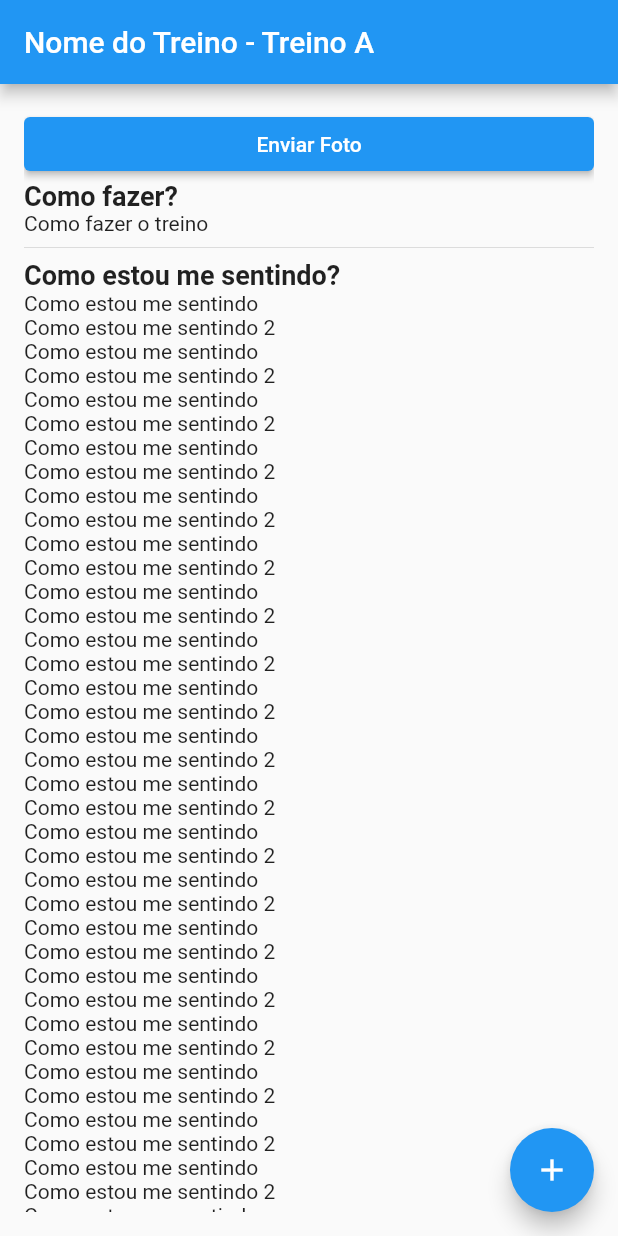
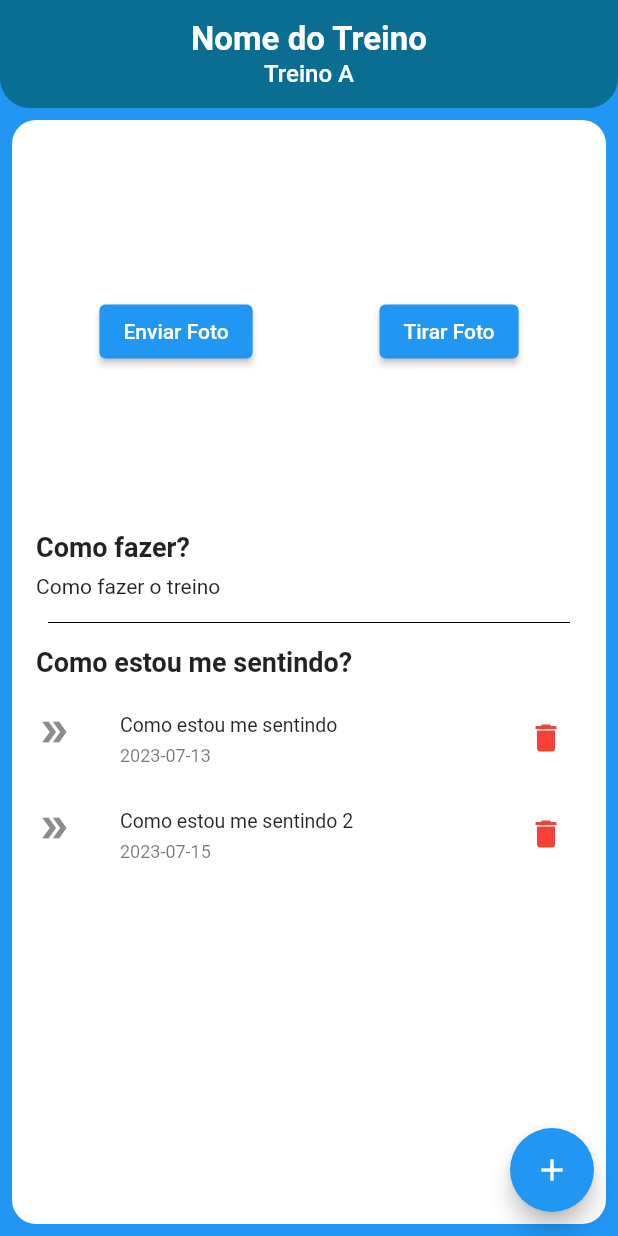
Before and after one commit to gabrielrsh/flutter_gymapp, a Flutter app: the screen it shows after launch, on a phone screen of 412 x 824 dp. Run offline on Flutter 3.47's test engine with Material 2 defaults, Android fonts, the phone set to English and light mode, and no system bars.

Commit message:
add: estilização da tela de exercicio

```diff
--- a/lib/pages/exercicio_page.dart
+++ b/lib/pages/exercicio_page.dart
@@ -23,294 +23,70 @@ class ExercicioPage extends StatelessWidget {
       sentindo: "Como estou me sentindo 2",
       data: "2023-07-15",
     ),
-    Sentimento(
-      id: 'S001',
-      sentindo: "Como estou me sentindo",
-      data: "2023-07-13",
-    ),
-    Sentimento(
-      id: 'S002',
-      sentindo: "Como estou me sentindo 2",
-      data: "2023-07-15",
-    ),
-    Sentimento(
-      id: 'S001',
-      sentindo: "Como estou me sentindo",
-      data: "2023-07-13",
-    ),
-    Sentimento(
-      id: 'S002',
-      sentindo: "Como estou me sentindo 2",
-      data: "2023-07-15",
-    ),
-    Sentimento(
-      id: 'S001',
-      sentindo: "Como estou me sentindo",
-      data: "2023-07-13",
-    ),
-    Sentimento(
-      id: 'S002',
-      sentindo: "Como estou me sentindo 2",
-      data: "2023-07-15",
-    ),
-    Sentimento(
-      id: 'S001',
-      sentindo: "Como estou me sentindo",
-      data: "2023-07-13",
-    ),
-    Sentimento(
-      id: 'S002',
-      sentindo: "Como estou me sentindo 2",
-      data: "2023-07-15",
-    ),
-    Sentimento(
-      id: 'S001',
-      sentindo: "Como estou me sentindo",
-      data: "2023-07-13",
-    ),
-    Sentimento(
-      id: 'S002',
-      sentindo: "Como estou me sentindo 2",
-      data: "2023-07-15",
-    ),
-    Sentimento(
-      id: 'S001',
-      sentindo: "Como estou me sentindo",
-      data: "2023-07-13",
-    ),
-    Sentimento(
-      id: 'S002',
-      sentindo: "Como estou me sentindo 2",
-      data: "2023-07-15",
-    ),
-    Sentimento(
-      id: 'S001',
-      sentindo: "Como estou me sentindo",
-      data: "2023-07-13",
-    ),
-    Sentimento(
-      id: 'S002',
-      sentindo: "Como estou me sentindo 2",
-      data: "2023-07-15",
-    ),
-    Sentimento(
-      id: 'S001',
-      sentindo: "Como estou me sentindo",
-      data: "2023-07-13",
-    ),
-    Sentimento(
-      id: 'S002',
-      sentindo: "Como estou me sentindo 2",
-      data: "2023-07-15",
-    ),
-    Sentimento(
-      id: 'S001',
-      sentindo: "Como estou me sentindo",
-      data: "2023-07-13",
-    ),
-    Sentimento(
-      id: 'S002',
-      sentindo: "Como estou me sentindo 2",
-      data: "2023-07-15",
-    ),
-    Sentimento(
-      id: 'S001',
-      sentindo: "Como estou me sentindo",
-      data: "2023-07-13",
-    ),
-    Sentimento(
-      id: 'S002',
-      sentindo: "Como estou me sentindo 2",
-      data: "2023-07-15",
-    ),
-    Sentimento(
-      id: 'S001',
-      sentindo: "Como estou me sentindo",
-      data: "2023-07-13",
-    ),
-    Sentimento(
-      id: 'S002',
-      sentindo: "Como estou me sentindo 2",
-      data: "2023-07-15",
-    ),
-    Sentimento(
-      id: 'S001',
-      sentindo: "Como estou me sentindo",
-      data: "2023-07-13",
-    ),
-    Sentimento(
-      id: 'S002',
-      sentindo: "Como estou me sentindo 2",
-      data: "2023-07-15",
-    ),
-    Sentimento(
-      id: 'S001',
-      sentindo: "Como estou me sentindo",
-      data: "2023-07-13",
-    ),
-    Sentimento(
-      id: 'S002',
-      sentindo: "Como estou me sentindo 2",
-      data: "2023-07-15",
-    ),
-    Sentimento(
-      id: 'S001',
-      sentindo: "Como estou me sentindo",
-      data: "2023-07-13",
-    ),
-    Sentimento(
-      id: 'S002',
-      sentindo: "Como estou me sentindo 2",
-      data: "2023-07-15",
-    ),
-    Sentimento(
-      id: 'S001',
-      sentindo: "Como estou me sentindo",
-      data: "2023-07-13",
-    ),
-    Sentimento(
-      id: 'S002',
-      sentindo: "Como estou me sentindo 2",
-      data: "2023-07-15",
-    ),
-    Sentimento(
-      id: 'S001',
-      sentindo: "Como estou me sentindo",
-      data: "2023-07-13",
-    ),
-    Sentimento(
-      id: 'S002',
-      sentindo: "Como estou me sentindo 2",
-      data: "2023-07-15",
-    ),
-    Sentimento(
-      id: 'S001',
-      sentindo: "Como estou me sentindo",
-      data: "2023-07-13",
-    ),
-    Sentimento(
-      id: 'S002',
-      sentindo: "Como estou me sentindo 2",
-      data: "2023-07-15",
-    ),
-    Sentimento(
-      id: 'S001',
-      sentindo: "Como estou me sentindo",
-      data: "2023-07-13",
-    ),
-    Sentimento(
-      id: 'S002',
-      sentindo: "Como estou me sentindo 2",
-      data: "2023-07-15",
-    ),
-    Sentimento(
-      id: 'S001',
-      sentindo: "Como estou me sentindo",
-      data: "2023-07-13",
-    ),
-    Sentimento(
-      id: 'S002',
-      sentindo: "Como estou me sentindo 2",
-      data: "2023-07-15",
-    ),
-    Sentimento(
-      id: 'S001',
-      sentindo: "Como estou me sentindo",
-      data: "2023-07-13",
-    ),
-    Sentimento(
-      id: 'S002',
-      sentindo: "Como estou me sentindo 2",
-      data: "2023-07-15",
-    ),
-    Sentimento(
-      id: 'S001',
-      sentindo: "Como estou me sentindo",
-      data: "2023-07-13",
-    ),
-    Sentimento(
-      id: 'S002',
-      sentindo: "Como estou me sentindo 2",
-      data: "2023-07-15",
-    ),
-    Sentimento(
-      id: 'S001',
-      sentindo: "Como estou me sentindo",
-      data: "2023-07-13",
-    ),
-    Sentimento(
-      id: 'S002',
-      sentindo: "Como estou me sentindo 2",
-      data: "2023-07-15",
-    ),
-    Sentimento(
-      id: 'S001',
-      sentindo: "Como estou me sentindo",
-      data: "2023-07-13",
-    ),
-    Sentimento(
-      id: 'S002',
-      sentindo: "Como estou me sentindo 2",
-      data: "2023-07-15",
-    ),
-    Sentimento(
-      id: 'S001',
-      sentindo: "Como estou me sentindo",
-      data: "2023-07-13",
-    ),
-    Sentimento(
-      id: 'S002',
-      sentindo: "Como estou me sentindo 2",
-      data: "2023-07-15",
-    ),
-    Sentimento(
-      id: 'S001',
-      sentindo: "Como estou me sentindo",
-      data: "2023-07-13",
-    ),
-    Sentimento(
-      id: 'S002',
-      sentindo: "Como estou me sentindo 2",
-      data: "2023-07-15",
-    ),
-    Sentimento(
-      id: 'S001',
-      sentindo: "Como estou me sentindo",
-      data: "2023-07-13",
-    ),
-    Sentimento(
-      id: 'S002',
-      sentindo: "Como estou me sentindo 2",
-      data: "2023-07-15",
-    ),
-    Sentimento(
-      id: 'S001',
-      sentindo: "Como estou me sentindo",
-      data: "2023-07-13",
-    ),
-    Sentimento(
-      id: 'S002',
-      sentindo: "Como estou me sentindo 2",
-      data: "2023-07-15",
-    ),
   ];
 
   @override
   Widget build(BuildContext context) {
     return Scaffold(
+        backgroundColor: Colors.blue,
         appBar: AppBar(
-          title: Text("${exercicio.nome} - ${exercicio.treino}"),
+          title: Column(
+            children: [
+              Text(
+                exercicio.nome,
+                style: const TextStyle(
+                  fontWeight: FontWeight.bold,
+                  fontSize: 22,
+                ),
+              ),
+              Text(
+                exercicio.treino,
+                style: const TextStyle(fontSize: 16),
+              ),
+            ],
+          ),
+          centerTitle: true,
+          backgroundColor: const Color(0xFF0A6D92),
+          elevation: 0,
+          toolbarHeight: 72,
+          shape: const RoundedRectangleBorder(
+            borderRadius: BorderRadius.vertical(
+              bottom: Radius.circular(20),
+            ),
+          ),
         ),
         floatingActionButton: FloatingActionButton(
           onPressed: () {},
           child: const Icon(Icons.add),
         ),
-        body: Padding(
+        body: Container(
+          margin: const EdgeInsets.all(8),
           padding: const EdgeInsets.all(16.0),
+          decoration: BoxDecoration(
+            color: Colors.white,
+            borderRadius: BorderRadius.circular(16),
+          ),
           child: ListView(
             children: [
-              ElevatedButton(
-                  onPressed: () {}, child: const Text("Enviar Foto")),
+              SizedBox(
+                height: 250,
+                child: Row(
+                  mainAxisAlignment: MainAxisAlignment.spaceAround,
+                  children: [
+                    ElevatedButton(
+                      onPressed: () {},
+                      child: const Text("Enviar Foto"),
+                    ),
+                    ElevatedButton(
+                      onPressed: () {},
+                      child: const Text("Tirar Foto"),
+                    ),
+                  ],
+                ),
+              ),
+              const SizedBox(
+                height: 8,
+              ),
               const Text(
                 "Como fazer?",
                 style: TextStyle(
@@ -318,8 +94,16 @@ class ExercicioPage extends StatelessWidget {
                   fontSize: 18,
                 ),
               ),
+              const SizedBox(
+                height: 8,
+              ),
               Text(exercicio.comoFazer),
-              const Divider(),
+              const Padding(
+                padding: EdgeInsets.all(8.0),
+                child: Divider(
+                  color: Colors.black,
+                ),
+              ),
               const Text(
                 "Como estou me sentindo?",
                 style: TextStyle(
@@ -327,11 +111,25 @@ class ExercicioPage extends StatelessWidget {
                   fontSize: 18,
                 ),
               ),
+              const SizedBox(
+                height: 8,
+              ),
               Column(
-                crossAxisAlignment:   CrossAxisAlignment.start,
-                children: List.generate(listaSentimentos.length, (index){
+                crossAxisAlignment: CrossAxisAlignment.start,
+                children: List.generate(listaSentimentos.length, (index) {
                   Sentimento sentimentoAgora = listaSentimentos[index];
-                  return Text(sentimentoAgora.sentindo);
+                  return ListTile(
+                    dense: true,
+                    contentPadding: EdgeInsets.zero,
+                    title: Text(sentimentoAgora.sentindo),
+                    subtitle: Text(sentimentoAgora.data),
+                    leading: const Icon(Icons.double_arrow),
+                    trailing: IconButton(
+                      icon: const Icon(Icons.delete),
+                      color: Colors.red,
+                      onPressed: () => {},
+                    ),
+                  );
                 }),
               )
             ],
```
